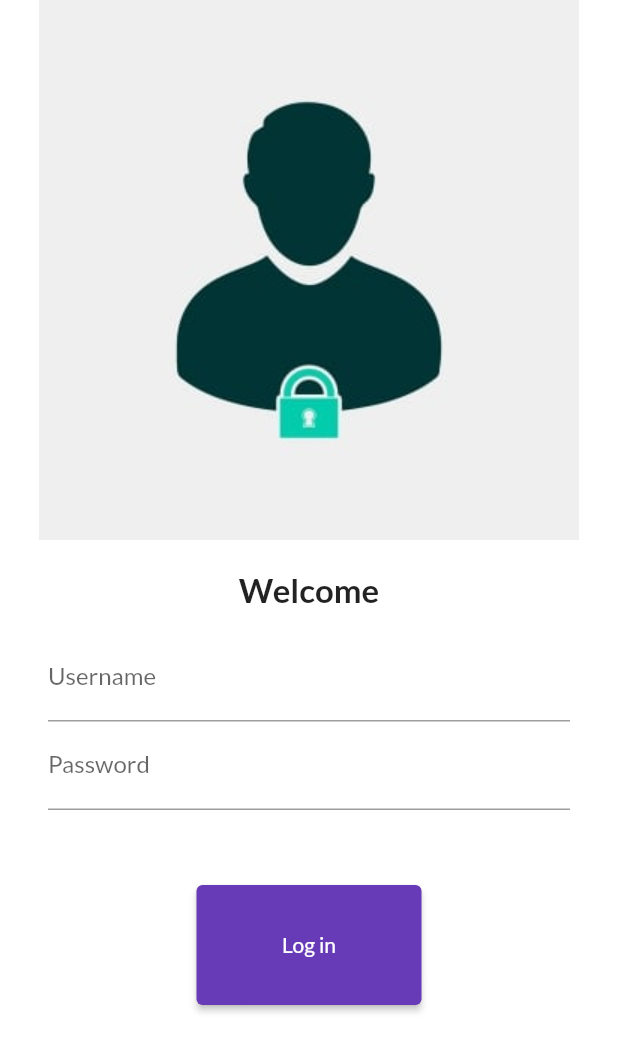
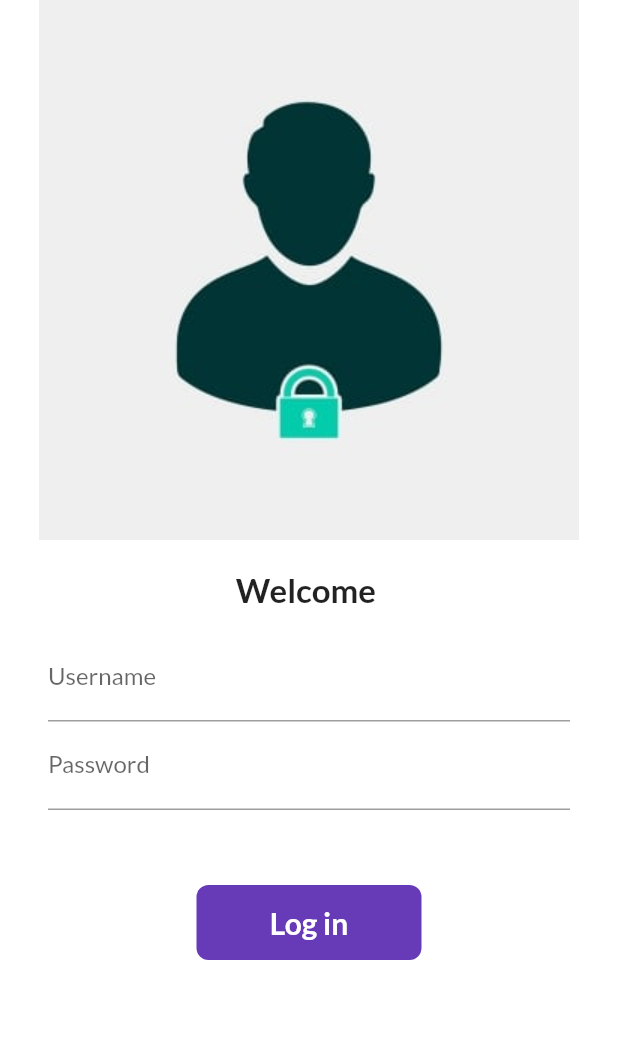
Before and after one commit to rifat7916/first, a Flutter app: the screen it shows after launch, on a phone screen of 412 x 824 dp. Shown: the top 1052 px of the screen. Run offline on Flutter 3.47's test engine with Material 2 defaults, Android fonts, the phone set to English and light mode, and no system bars; our stand-ins replace google_fonts.

Commit message:
day6 completed

```diff
--- a/lib/pages/login_page.dart
+++ b/lib/pages/login_page.dart
@@ -2,7 +2,15 @@
 
 import '../utilities/routes.dart';
 
-class LoginPage extends StatelessWidget {
+class LoginPage extends StatefulWidget {
+  @override
+  State<LoginPage> createState() => _LoginPageState();
+}
+
+class _LoginPageState extends State<LoginPage> {
+  String name = "";
+  bool changeButton = false;
+
   @override
   Widget build(BuildContext context) {
     return Material(
@@ -15,7 +23,7 @@
           ),
           SizedBox(height: 20),
           Text(
-            "Welcome",
+            "Welcome $name",
             style: TextStyle(fontSize: 22, fontWeight: FontWeight.bold),
           ),
           Padding(
@@ -27,6 +35,10 @@
                     hintText: "Enter Username",
                     labelText: "Username",
                   ),
+                  onChanged: (value) {
+                    name = value;
+                    setState(() {});
+                  },
                 ),
                 TextFormField(
                   obscureText: true,
@@ -36,13 +48,48 @@
                   ),
                 ),
                 SizedBox(height: 50),
-                ElevatedButton(
-                  child: Text("Log in"),
-                  style: TextButton.styleFrom(minimumSize: Size(150, 80)),
-                  onPressed: () {
+
+                InkWell(
+                  onTap: () async {
+                    setState(() {
+                      changeButton = true;
+                    });
+                    await Future.delayed(Duration(seconds: 1));
                     Navigator.pushNamed(context, MyRoutes.homeRoute);
                   },
-                ),
+                  child: AnimatedContainer(
+                    duration: Duration(seconds: 1),
+                    width: changeButton ? 100 : 150,
+                    height: 50,
+                    alignment: Alignment.center,
+                    child: changeButton
+                        ? Icon(
+                            Icons.done,
+                            color: Colors.white,
+                          )
+                        : Text(
+                            "Log in",
+                            style: TextStyle(
+                                color: Colors.white,
+                                fontWeight: FontWeight.bold,
+                                fontSize: 20),
+                          ),
+                    decoration: BoxDecoration(
+                      color: Colors.deepPurple,
+                      // shape: changeButton?BoxShape.circle: BoxShape.rectangle,
+                      borderRadius:
+                          BorderRadius.circular(changeButton ? 20 : 8),
+                    ),
+                  ),
+                )
+
+                // ElevatedButton(
+                //   child: Text("Log in"),
+                //   style: TextButton.styleFrom(minimumSize: Size(150, 80)),
+                //   onPressed: () {
+                //     Navigator.pushNamed(context, MyRoutes.homeRoute);
+                //   },
+                // ),
               ],
             ),
           ),
```
